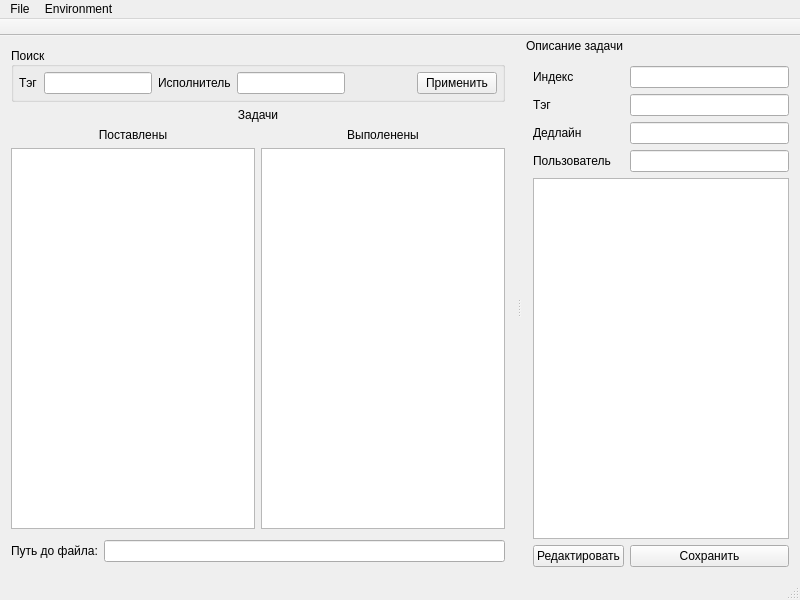
Qt form app/LightTaskManager/gui/mainwindow.ui (moevm/gui-1h2018-06) before a commit.
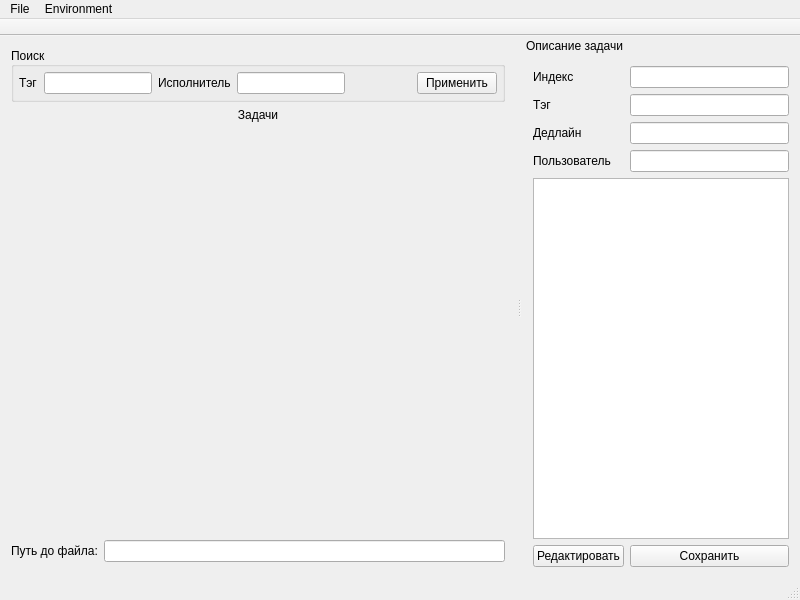
The same form after that commit. Icons and pictures are not drawn. Custom widgets are drawn as their Qt base class.

Patch:
```diff
--- a/app/LightTaskManager/gui/mainwindow.ui
+++ b/app/LightTaskManager/gui/mainwindow.ui
@@ -20,7 +20,7 @@
       <property name="sizePolicy">
        <sizepolicy hsizetype="Preferred" vsizetype="Preferred">
         <horstretch>3</horstretch>
-        <verstretch>0</verstretch>
+        <verstretch>1</verstretch>
        </sizepolicy>
       </property>
       <property name="frameShape">
@@ -42,28 +42,6 @@
        <property name="bottomMargin">
         <number>0</number>
        </property>
-       <item row="2" column="1">
-        <widget class="MyListWidget" name="completedListWidget">
-         <property name="horizontalScrollBarPolicy">
-          <enum>Qt::ScrollBarAlwaysOff</enum>
-         </property>
-         <property name="dragEnabled">
-          <bool>true</bool>
-         </property>
-         <property name="dragDropOverwriteMode">
-          <bool>false</bool>
-         </property>
-         <property name="dragDropMode">
-          <enum>QAbstractItemView::DragDrop</enum>
-         </property>
-         <property name="defaultDropAction">
-          <enum>Qt::MoveAction</enum>
-         </property>
-         <property name="alternatingRowColors">
-          <bool>true</bool>
-         </property>
-        </widget>
-       </item>
        <item row="0" column="0" colspan="2">
         <widget class="QLabel" name="taskContainerLabel">
          <property name="text">
@@ -74,46 +52,19 @@
          </property>
         </widget>
        </item>
-       <item row="1" column="0">
-        <widget class="QLabel" name="todoLabel">
-         <property name="text">
-          <string>Поставлены</string>
+       <item row="1" column="0" colspan="2">
+        <widget class="QWidget" name="tasksContainerWidget" native="true">
+         <property name="sizePolicy">
+          <sizepolicy hsizetype="Preferred" vsizetype="Preferred">
+           <horstretch>0</horstretch>
+           <verstretch>1</verstretch>
+          </sizepolicy>
          </property>
-         <property name="alignment">
-          <set>Qt::AlignCenter</set>
-         </property>
-        </widget>
-       </item>
-       <item row="2" column="0">
-        <widget class="MyListWidget" name="todoListWidget">
-         <property name="horizontalScrollBarPolicy">
-          <enum>Qt::ScrollBarAlwaysOff</enum>
-         </property>
-         <property name="editTriggers">
-          <set>QAbstractItemView::NoEditTriggers</set>
-         </property>
-         <property name="dragEnabled">
-          <bool>true</bool>
-         </property>
-         <property name="dragDropMode">
-          <enum>QAbstractItemView::DragDrop</enum>
-         </property>
-         <property name="defaultDropAction">
-          <enum>Qt::MoveAction</enum>
-         </property>
-         <property name="alternatingRowColors">
-          <bool>true</bool>
-         </property>
-        </widget>
-       </item>
-       <item row="1" column="1">
-        <widget class="QLabel" name="completeLabel">
-         <property name="text">
-          <string>Выполенены</string>
-         </property>
-         <property name="alignment">
-          <set>Qt::AlignCenter</set>
-         </property>
+         <layout class="QGridLayout" name="gridLayout_4">
+          <item row="0" column="0">
+           <layout class="QHBoxLayout" name="tasksContainerHorizontalLayout"/>
+          </item>
+         </layout>
         </widget>
        </item>
       </layout>
@@ -434,13 +385,6 @@
   </action>
  </widget>
  <layoutdefault spacing="6" margin="11"/>
- <customwidgets>
-  <customwidget>
-   <class>MyListWidget</class>
-   <extends>QListWidget</extends>
-   <header>gui/widgets/mylistwidget.h</header>
-  </customwidget>
- </customwidgets>
  <resources>
   <include location="resources/resources.qrc"/>
  </resources>
```
Left out of the diff: 2 changed lines with no effect on the pictures.
